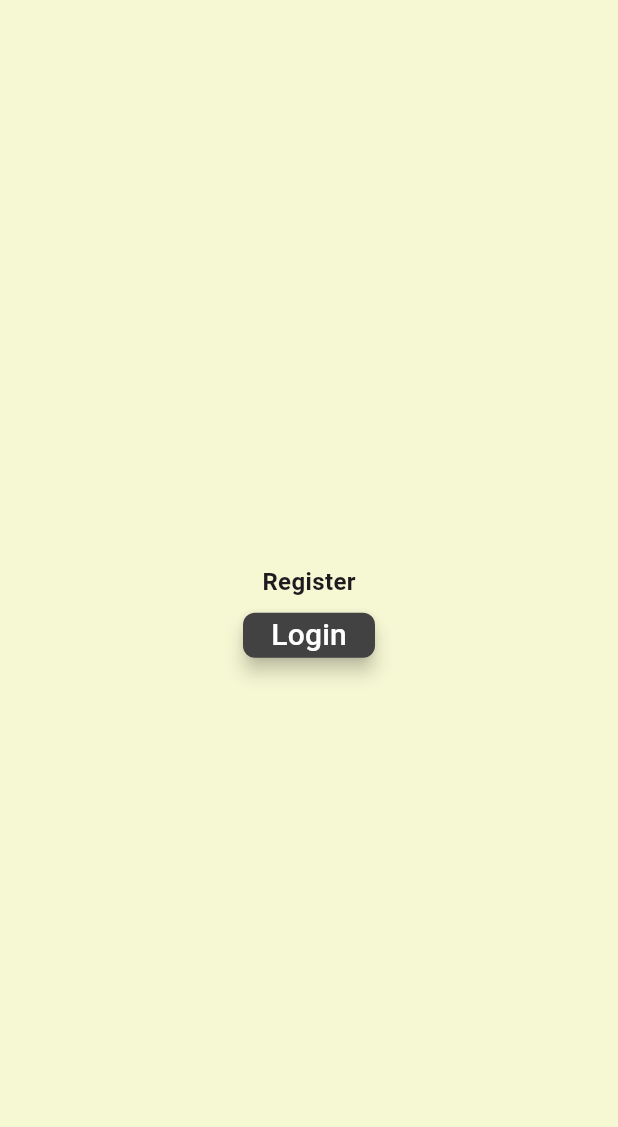
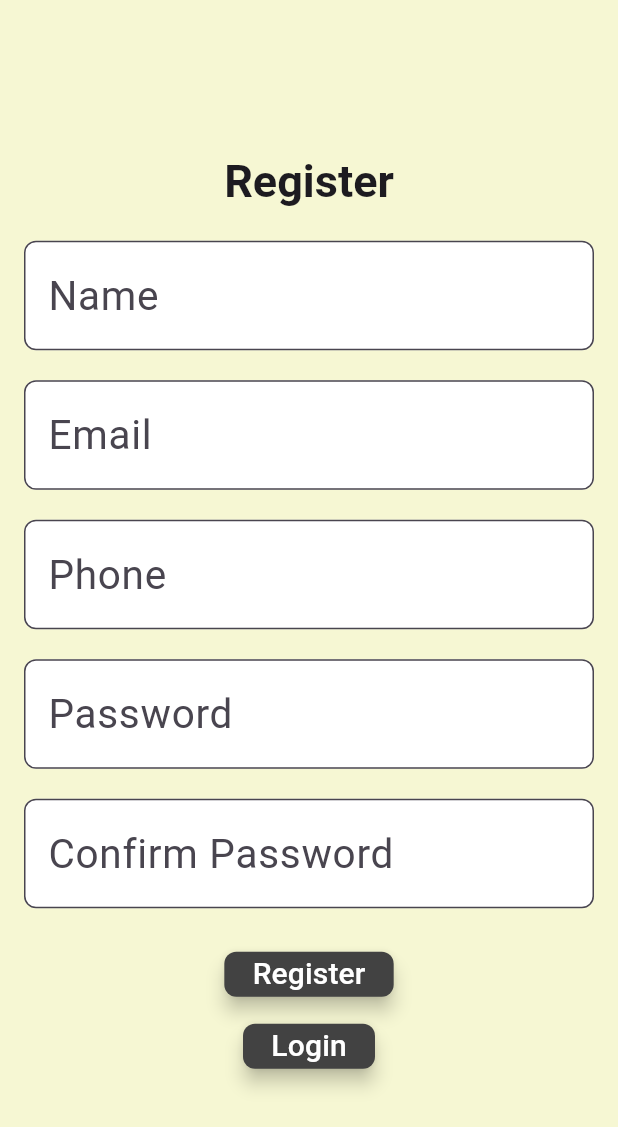
Before and after one commit to voduy112/Groupify_MobileApp, a Flutter app: the screen it shows after launch, after a tap on "Đăng ký", on a phone screen of 412 x 824 dp. Shown: the top 1127 px of the screen. Run offline on Flutter 3.47's test engine with Material 3 defaults, Android fonts, the light colour scheme and no system bars; drawn by our look-alikes of overlay_support; our stand-ins replace cached_network_image, carousel_slider, convex_bottom_bar, dio, firebase_core, firebase_messaging and 2 more; accounts and stored records are empty; network calls fail; Roboto replaces fonts that are missing (Dongle); statements that could not run were skipped.

Commit message:
Thêm màn hình xác minh OTP và cập nhật màn hình đăng ký để điều hướng đến màn hình xác minh sau khi đăng ký thành công. Cải thiện trải nghiệm người dùng với xác thực biểu mẫu và thông báo phản hồi.

```diff
--- a/app/lib/features/authentication/views/register_screen.dart
+++ b/app/lib/features/authentication/views/register_screen.dart
@@ -1,15 +1,131 @@
 import 'package:flutter/material.dart';
 import 'package:go_router/go_router.dart';
+import '../providers/auth_provider.dart';
+import 'package:provider/provider.dart';
+import 'otp_verification_screen.dart';
+import '../../../core/utils/validate.dart';
 
-class RegisterScreen extends StatelessWidget {
+class RegisterScreen extends StatefulWidget {
+  @override
+  State<RegisterScreen> createState() => _RegisterScreenState();
+}
+
+class _RegisterScreenState extends State<RegisterScreen> {
+  final TextEditingController emailController = TextEditingController();
+  final TextEditingController passwordController = TextEditingController();
+  final TextEditingController confirmPasswordController =
+      TextEditingController();
+  final TextEditingController nameController = TextEditingController();
+  final TextEditingController phoneController = TextEditingController();
+  final _formKey = GlobalKey<FormState>();
+
+  bool isLoading = false;
+
   @override
   Widget build(BuildContext context) {
     return Scaffold(
       body: Center(
+        child: SingleChildScrollView(
+          padding: const EdgeInsets.all(16),
+          child: Form(
+            key: _formKey,
+            autovalidateMode: AutovalidateMode.onUserInteraction,
             child: Column(
               mainAxisAlignment: MainAxisAlignment.center,
               children: [
-            Text('Register'),
+                Text(
+                  'Register',
+                  style: Theme.of(context).textTheme.titleLarge,
+                ),
+                SizedBox(height: 20),
+                TextFormField(
+                  controller: nameController,
+                  decoration: InputDecoration(
+                    labelText: 'Name',
+                  ),
+                  validator: Validate.notEmpty,
+                ),
+                SizedBox(height: 20),
+                TextFormField(
+                  controller: emailController,
+                  decoration: InputDecoration(
+                    labelText: 'Email',
+                  ),
+                  validator: Validate.email,
+                ),
+                SizedBox(height: 20),
+                TextFormField(
+                  controller: phoneController,
+                  decoration: InputDecoration(
+                    labelText: 'Phone',
+                  ),
+                  validator: Validate.phone,
+                ),
+                SizedBox(height: 20),
+                TextFormField(
+                  controller: passwordController,
+                  decoration: InputDecoration(
+                    labelText: 'Password',
+                  ),
+                  obscureText: true,
+                  validator: Validate.password,
+                ),
+                SizedBox(height: 20),
+                TextFormField(
+                  controller: confirmPasswordController,
+                  decoration: InputDecoration(
+                    labelText: 'Confirm Password',
+                  ),
+                  obscureText: true,
+                  validator: (value) {
+                    if (value == null || value.isEmpty) {
+                      return 'Vui lòng nhập lại mật khẩu';
+                    }
+                    if (value != passwordController.text) {
+                      return 'Mật khẩu không khớp';
+                    }
+                    return null;
+                  },
+                ),
+                SizedBox(height: 20),
+                ElevatedButton(
+                  onPressed: isLoading
+                      ? null
+                      : () async {
+                          if (_formKey.currentState!.validate()) {
+                            setState(() => isLoading = true);
+                            final success = await context
+                                .read<AuthProvider>()
+                                .register(
+                                    nameController.text,
+                                    emailController.text,
+                                    phoneController.text,
+                                    passwordController.text);
+                            setState(() => isLoading = false);
+                            if (success) {
+                              Navigator.push(
+                                context,
+                                MaterialPageRoute(
+                                  builder: (context) => OTPVerificationScreen(
+                                      email: emailController.text),
+                                ),
+                              );
+                            } else {
+                              ScaffoldMessenger.of(context).showSnackBar(
+                                SnackBar(content: Text('Đăng ký thất bại!')),
+                              );
+                            }
+                          }
+                        },
+                  child: isLoading
+                      ? SizedBox(
+                          width: 20,
+                          height: 20,
+                          child: CircularProgressIndicator(
+                              strokeWidth: 2, color: Colors.white),
+                        )
+                      : Text('Register'),
+                ),
                 ElevatedButton(
                   onPressed: () {
                     context.go('/login');
@@ -19,6 +135,8 @@ class RegisterScreen extends StatelessWidget {
               ],
             ),
           ),
+        ),
+      ),
     );
   }
 }
```
Also changed, not shown: app/lib/features/authentication/views/otp_verification_screen.dart (added, +155 -0 lines). Lines whose indentation alone changed are shown as unchanged.
